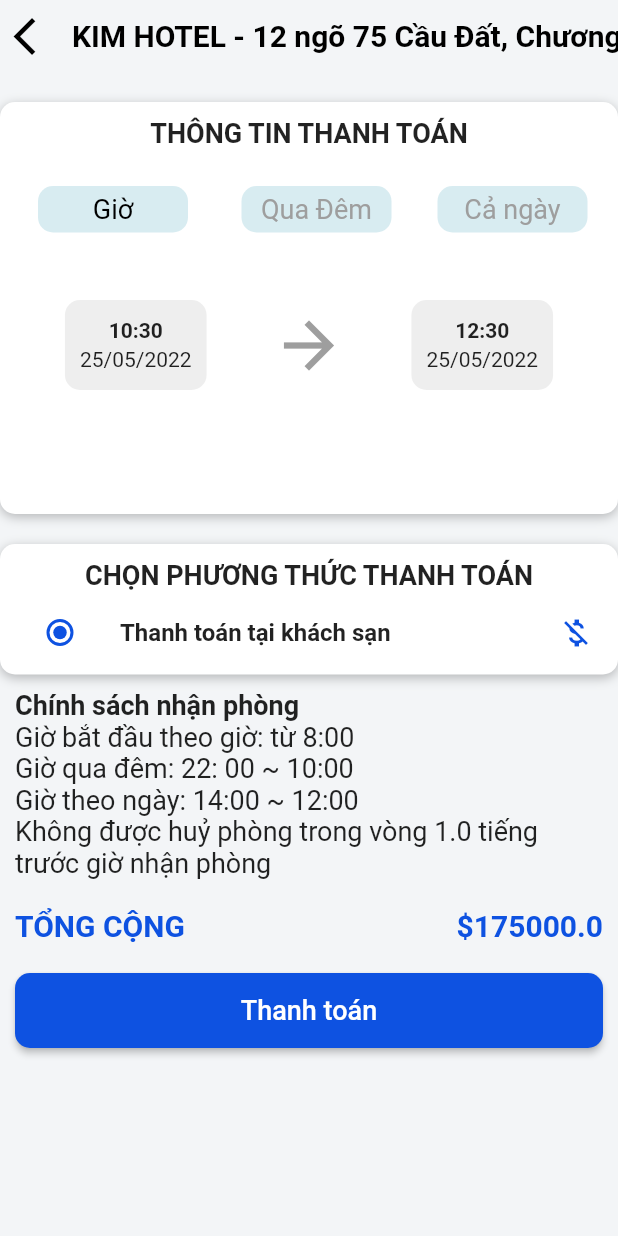
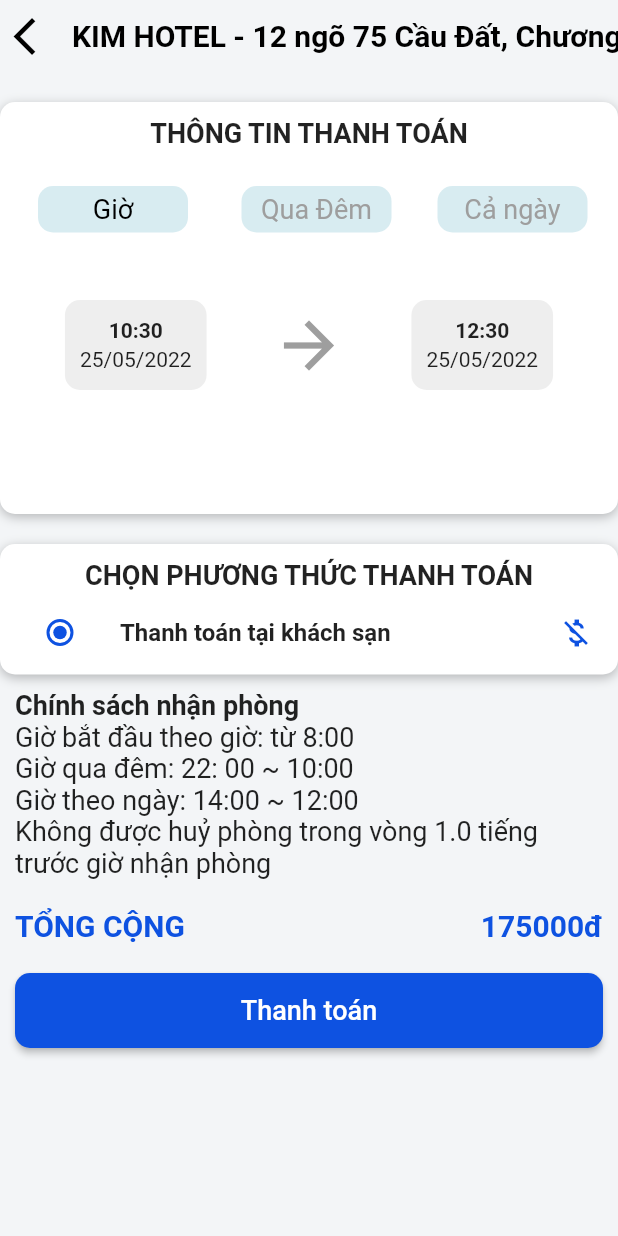
Before and after one commit to bullpig/Mobile_Hotel_Booking, a Flutter app: the PaymentScreen screen opened directly with sample values from the repository, on a phone screen of 412 x 824 dp. Run offline on Flutter 3.47's test engine with Material 2 defaults, Android fonts, the phone set to English and light mode, and no system bars; our stand-ins replace cloud_firestore, firebase_auth, firebase_core, fluttertoast, font_awesome_flutter; missing offline and left inert: dart:ffi, time_picker_widget; accounts and stored records are empty; statements that could not run were skipped.

```diff
--- a/hotel_booking/lib/screens/paymentScreen.dart
+++ b/hotel_booking/lib/screens/paymentScreen.dart
@@ -45,9 +45,9 @@ class PaymentScreenState extends State<PaymentScreen> {
 
   String getPrice(int value) {
     if (value == 0) {
-      return '\$${widget.hotel.twohourprice}';
+      return '${widget.hotel.twohourprice.toInt()}đ';
     } else {
-      return '\$${widget.hotel.overnightprice}';
+      return '\$${widget.hotel.overnightprice.toInt()}đ';
     }
   }
 
```
